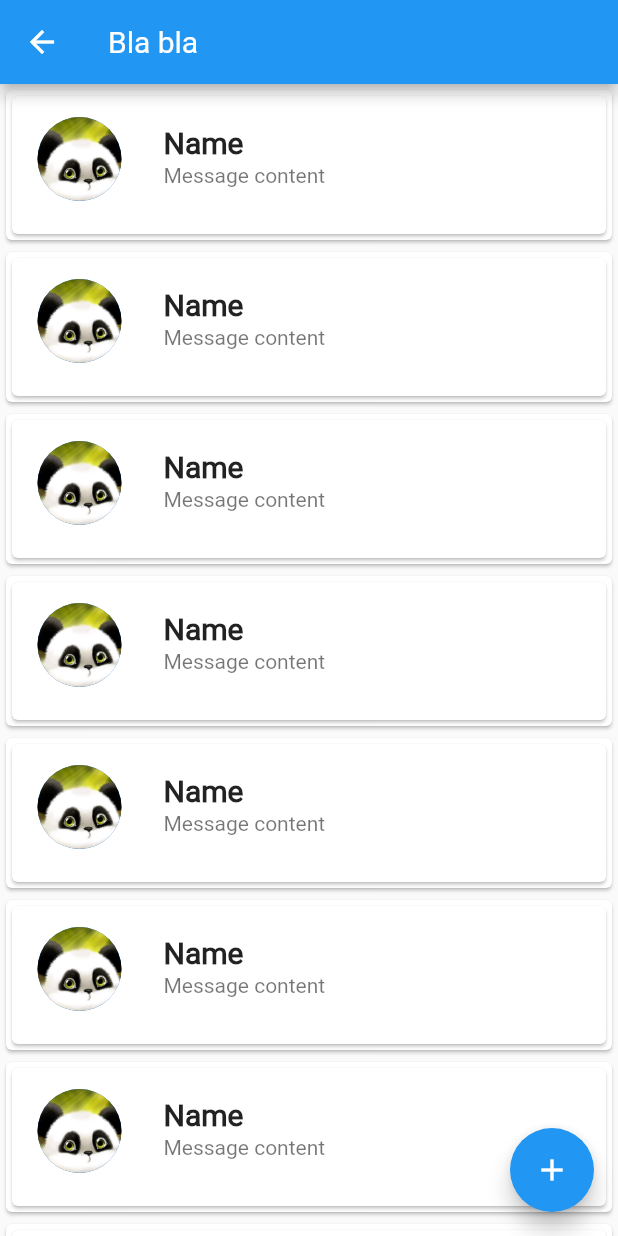
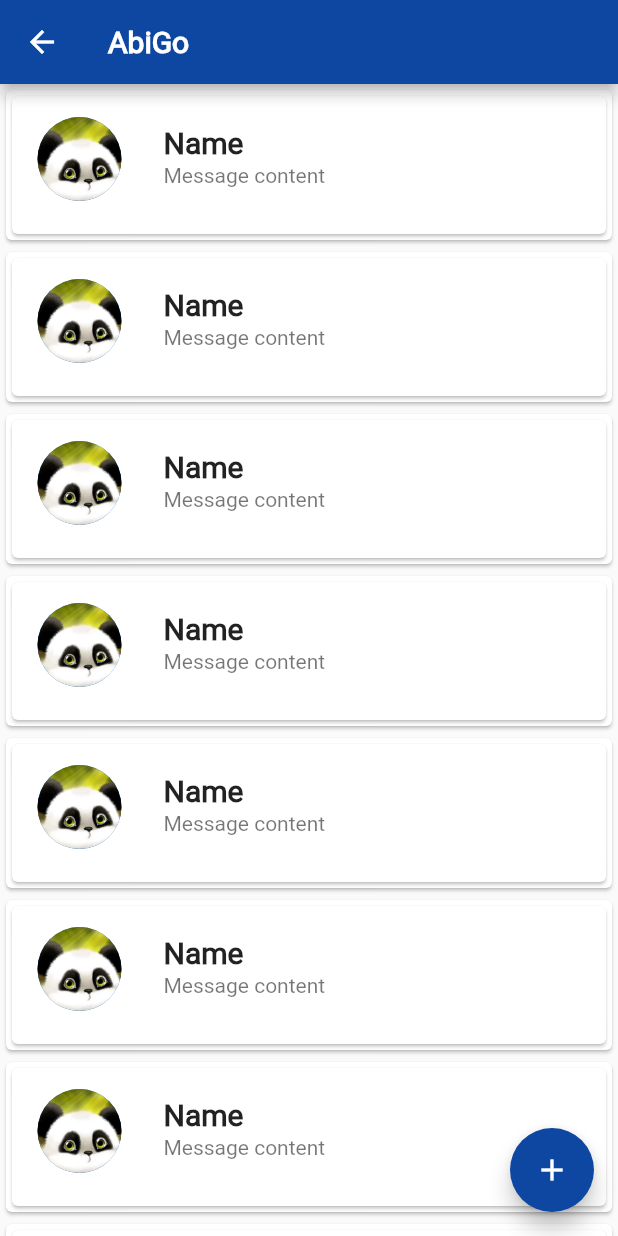
Before and after one commit to PrabhaniN/ABiGo, a Flutter app: the ChatPage screen opened directly, on a phone screen of 412 x 824 dp. Run offline on Flutter 3.47's test engine with Material 2 defaults, Android fonts, the phone set to English and light mode, and no system bars.

Commit message:
changed app bar title

```diff
--- a/mobile_app/lib/chatPage.dart
+++ b/mobile_app/lib/chatPage.dart
@@ -11,13 +11,21 @@ class _ChatPageState extends State<ChatPage> {
   Widget build(BuildContext context) {
     return Scaffold(
       appBar: AppBar(
-        title: Text('Bla bla'),
+        title: Text('AbiGo',
+        style: TextStyle(
+          fontSize: 20.0,
+          fontWeight: FontWeight.w600,
+          fontFamily: 'Roboto'
+        ),
+      ),
+      backgroundColor: Colors.blue[900],
       ),
       body: ListView(
         children: _buildListCards(10),
       ),
       floatingActionButton: new FloatingActionButton(
         child: new Icon(Icons.add),
+        backgroundColor: Colors.blue[900],
         onPressed: (){
           print('adjbisufwsf');
         },
@@ -49,6 +57,7 @@ class _ChatPageState extends State<ChatPage> {
           style: TextStyle(
             fontSize: 20,
             fontWeight: FontWeight.w600,
+            fontFamily: 'Roboto'
           ),
         ),
         subtitle: Text('Message content'),
```
